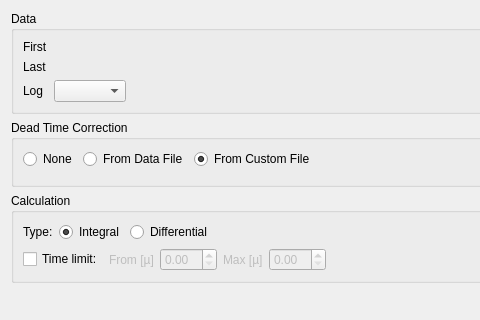
This is Code/Mantid/MantidQt/CustomInterfaces/inc/MantidQtCustomInterfaces/Muon/ALCDataLoadingView.ui in mantidproject/mantid as Qt 5 draws it before an edit; both pictures show x 0 to 480 and y 0 to 320 of the 943 by 435 pixel window. The edited form follows.
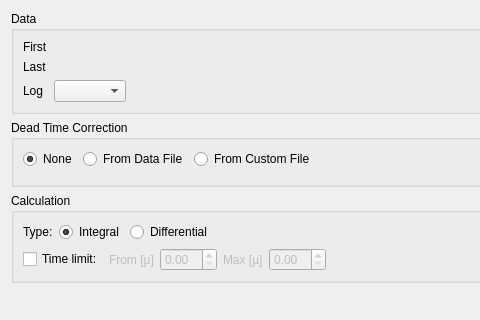
This is the edited form. Custom widgets are drawn as their Qt base class.

Commit message: Re #9554 Change default dead time correction type

```diff
--- a/Code/Mantid/MantidQt/CustomInterfaces/inc/MantidQtCustomInterfaces/Muon/ALCDataLoadingView.ui
+++ b/Code/Mantid/MantidQt/CustomInterfaces/inc/MantidQtCustomInterfaces/Muon/ALCDataLoadingView.ui
@@ -109,7 +109,10 @@
                <property name="text">
                 <string>None</string>
                </property>
-               <attribute name="buttonGroup">
+                <property name="checked">
+                  <bool>true</bool>
+                </property>
+                <attribute name="buttonGroup">
                 <string notr="true">deadTimeCorrType</string>
                </attribute>
               </widget>
@@ -129,9 +132,6 @@
                  <property name="text">
                    <string>From Custom File</string>
                  </property>
-                 <property name="checked">
-                   <bool>true</bool>
-                 </property>
                  <attribute name="buttonGroup">
                    <string notr="true">deadTimeCorrType</string>
                  </attribute>
```
Left out of the diff: 2 changed lines with no effect on the pictures.
